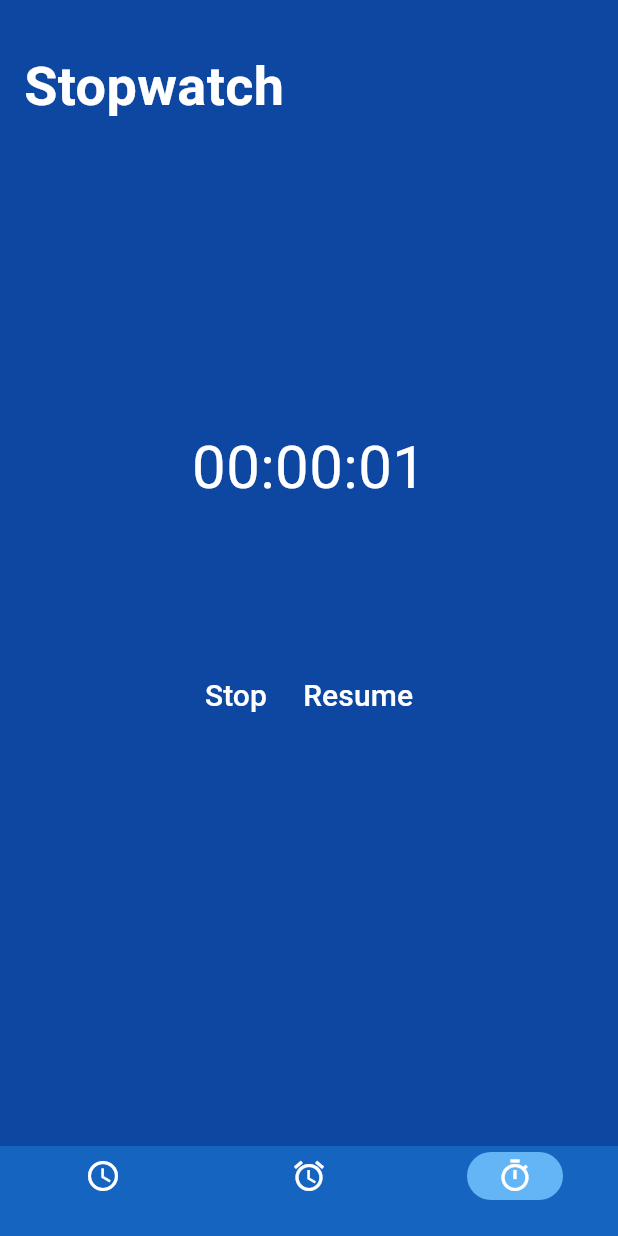
After one commit to Yudnikov-Leonid/CoolClock, a Flutter app: the screen it shows after launch, item 3 of the bottom bar chosen, after a tap on "Start", after a tap on "Pause", on a phone screen of 412 x 824 dp. The commit adds this screen. Run offline on Flutter 3.47's test engine with Material 3 defaults, Android fonts, the phone set to English and light mode, and no system bars; our stand-ins replace flutter_local_notifications, sqflite, timezone; missing offline and left inert: flutter_alarm_clock; accounts and stored records are empty.

Commit message:
stopwatch screen

```diff
--- a/lib/alarm_screen/timer_screen.dart
+++ b/lib/alarm_screen/alarm_screen.dart
@@ -3,7 +3,6 @@ import 'package:cool_clock/main.dart';
 import 'package:cool_clock/alarm_screen/alarm_info.dart';
 import 'package:cool_clock/alarm_screen/alarm_widget.dart';
 import 'package:cool_clock/alarm_screen/edit_bottom_sheet.dart';
-import 'package:flutter/cupertino.dart';
 import 'package:flutter/material.dart';
 import 'package:flutter/services.dart';
 import 'package:flutter/widgets.dart';
--- a/lib/main_screen/main_screen.dart
+++ b/lib/main_screen/main_screen.dart
@@ -1,5 +1,6 @@
 import 'package:cool_clock/clock_screen/clock_screen.dart';
-import 'package:cool_clock/alarm_screen/timer_screen.dart';
+import 'package:cool_clock/alarm_screen/alarm_screen.dart';
+import 'package:cool_clock/stopwatch_screen/stopwatch_screen.dart';
 import 'package:flutter/material.dart';
 import 'package:flutter/widgets.dart';
 
@@ -23,13 +24,15 @@ class _MainScreenState extends State<MainScreen> {
         height: 60,
         destinations: const [
           NavigationDestination(
-            label: '',
+              label: '',
               icon: Icon(
-            Icons.access_time,
-            color: Colors.white,
-          )),
+                Icons.access_time,
+                color: Colors.white,
+              )),
           NavigationDestination(
-              label: "", icon: Icon(Icons.timer, color: Colors.white)),
+              label: "", icon: Icon(Icons.alarm, color: Colors.white)),
+          NavigationDestination(
+              label: "", icon: Icon(Icons.timer_sharp, color: Colors.white)),
         ],
         selectedIndex: _currentPage,
         onDestinationSelected: (value) {
@@ -43,7 +46,7 @@ class _MainScreenState extends State<MainScreen> {
         height: MediaQuery.of(context).size.height * 0.93,
         child: PageView(
           controller: _pageController,
-          children: const [ClockScreen(), AlarmScreen()],
+          children: const [ClockScreen(), AlarmScreen(), StopwatchScreen()],
           onPageChanged: (value) {
             setState(() {
               _currentPage = value;
--- /dev/null
+++ b/lib/stopwatch_screen/stopwatch_screen.dart
@@ -0,0 +1,96 @@
+import 'dart:async';
+
+import 'package:flutter/material.dart';
+
+class StopwatchScreen extends StatefulWidget {
+  const StopwatchScreen({super.key});
+
+  @override
+  State<StopwatchScreen> createState() => _StopwatchScreenState();
+}
+
+class _StopwatchScreenState extends State<StopwatchScreen> {
+  Timer? timer;
+  int seconds = 0;
+  bool isRunning = false;
+  bool onPause = false;
+
+  @override
+  void initState() {
+    timer = Timer.periodic(const Duration(seconds: 1), (value) {
+      if (mounted && isRunning && !onPause) {
+        setState(() {
+          seconds++;
+        });
+      }
+    });
+    super.initState();
+  }
+
+  @override
+  Widget build(BuildContext context) {
+    return Container(
+      padding: const EdgeInsets.only(left: 16, right: 16, top: 32),
+      child: Column(
+        crossAxisAlignment: CrossAxisAlignment.start,
+        children: [
+          const Text(
+            'Stopwatch',
+            style: TextStyle(
+                fontSize: 36, color: Colors.white, fontWeight: FontWeight.bold),
+          ),
+          const SizedBox(
+            height: 200,
+          ),
+          Center(
+              child: Text(
+            _format(seconds),
+            style: const TextStyle(color: Colors.white, fontSize: 40),
+          )),
+          const SizedBox(
+            height: 100,
+          ),
+          Row(
+            mainAxisAlignment: MainAxisAlignment.center,
+            children: [
+              TextButton(
+                  onPressed: () {
+                    setState(() {
+                      isRunning = !isRunning;
+                      if (isRunning || onPause) {
+                        seconds = 0;
+                      }
+                      onPause = false;
+                    });
+                  },
+                  child: Text(
+                    isRunning || onPause ? 'Stop' : 'Start',
+                    style: const TextStyle(color: Colors.white, fontSize: 20),
+                  )),
+              TextButton(
+                  onPressed: () {
+                    if (isRunning) {
+                      setState(() {
+                        onPause = !onPause;
+                      });
+                    }
+                  },
+                  child: Text(
+                    onPause ? 'Resume' : 'Pause',
+                    style: const TextStyle(color: Colors.white, fontSize: 20),
+                  ))
+            ],
+          )
+        ],
+      ),
+    );
+  }
+
+  String _format(int sec) {
+    final seconds = sec % 60;
+    final minutes = sec % 3600 ~/ 60;
+    final hours = sec ~/ 3600;
+
+    return '${hours < 10 ? '0$hours' : hours}:${minutes < 10 ? '0$minutes' : minutes}:${seconds < 10 ? '0$seconds' : seconds}';
+  }
+}
--- a/pubspec.yaml
+++ b/pubspec.yaml
@@ -12,6 +12,7 @@ dependencies:
   flutter_alarm_clock: ^0.1.1
   flutter_local_notifications: ^17.1.1
   intl: ^0.19.0
+  shared_preferences: ^2.2.3
   sqflite: ^2.3.3+1
   timezone: ^0.9.3
 
```
Also changed, not shown: pubspec.lock, 3 other files.
